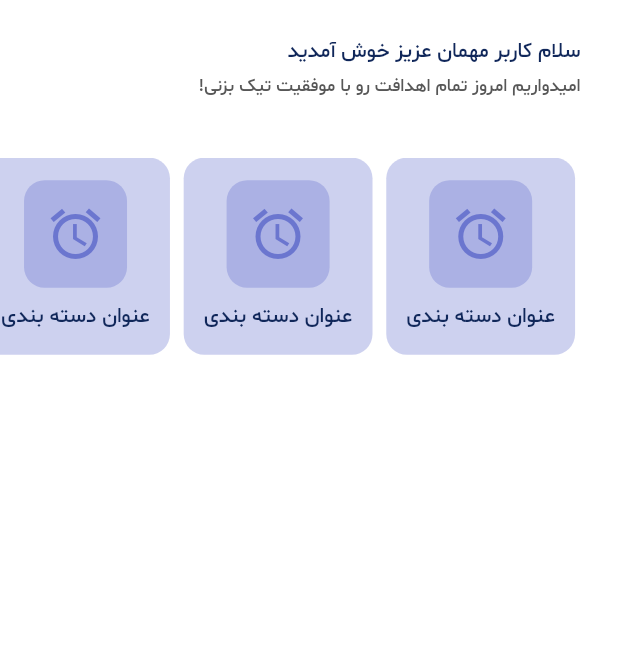
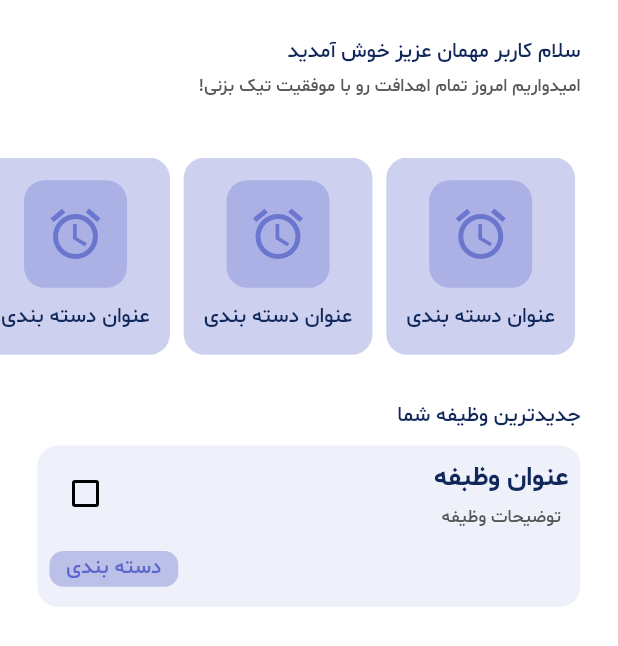
Before and after one commit to NovaTeamDevs/nova_task, a Flutter app: the screen it shows after launch, on a phone screen of 412 x 824 dp. Shown: the top 646 px of the screen. Run offline on Flutter 3.47's test engine with Material 3 defaults, Android fonts, the phone set to English and light mode, and no system bars; our stand-ins replace flutter_screenutil, get, loading_animation_widget.

Commit message:
impl TaskCardWidget custom widget

```diff
--- a/lib/core/resources/app_strings.dart
+++ b/lib/core/resources/app_strings.dart
@@ -4,4 +4,5 @@ class AppStrings {
   static const appVersion = "ورژن 1.0.0";
   static const welcomeGustUser = "سلام کاربر مهمان عزیز خوش آمدید";
   static const homeMessage = "امیدواریم امروز تمام اهدافت رو با موفقیت تیک بزنی!";
+  static const lastAddedTask = "جدیدترین وظیفه شما";
 }
--- /dev/null
+++ b/lib/core/widgets/task_card_widget.dart
@@ -0,0 +1,62 @@
+import 'package:flutter/material.dart';
+import 'package:flutter_screenutil/flutter_screenutil.dart';
+import 'package:get/get.dart';
+import 'package:nova_task/core/resources/dimens.dart';
+
+class TaskCardWidget extends StatelessWidget {
+  const TaskCardWidget({
+    super.key,
+  });
+
+  @override
+  Widget build(BuildContext context) {
+    return Container(
+      padding: const EdgeInsets.all(Dimens.small),
+      width: double.infinity,
+      height: 90.h,
+      decoration: BoxDecoration(
+          color: context.theme.colorScheme.primary.withOpacity(0.10),
+          borderRadius: BorderRadius.circular(Dimens.medium.r)
+      ),
+      child: Column(
+        crossAxisAlignment: CrossAxisAlignment.start,
+        children: [
+          // title and description
+          Row(
+            children: [
+              Column(
+                children: [
+                  Text("عنوان وظبفه",style: context.textTheme.titleMedium),
+                  SizedBox(height: (Dimens.small - 4).h),
+                  Text("توضیحات وظیفه",style: context.textTheme.bodySmall)
+                ],
+              ),
+              const Spacer(),
+              Checkbox(
+                value: false,
+                onChanged: (value) {},
+
+              )
+            ],
+          ),
+          SizedBox(height: Dimens.medium.h),
+          // category name
+          Align(
+            alignment: Alignment.bottomLeft,
+            child: Container(
+              width: 75.w,
+              height: 20.h,
+              decoration: BoxDecoration(
+                  color: context.theme.colorScheme.primary.withOpacity(0.35),
+                  borderRadius: BorderRadius.circular(Dimens.small.r)
+              ),
+              child: Center(child: Text("دسته بندی",style: context.textTheme.bodyMedium!.copyWith(
+                  color: context.theme.colorScheme.primary
+              ),)),
+            ),
+          )
+        ],
+      ),
+    );
+  }
+}
--- a/lib/views/home_screen.dart
+++ b/lib/views/home_screen.dart
@@ -1,9 +1,11 @@
+import 'package:flutter/cupertino.dart';
 import 'package:flutter/material.dart';
 import 'package:flutter_screenutil/flutter_screenutil.dart';
 import 'package:get/get.dart';
 import 'package:nova_task/core/resources/app_strings.dart';
 import 'package:nova_task/core/resources/dimens.dart';
 import 'package:nova_task/core/widgets/category_widget.dart';
+import 'package:nova_task/core/widgets/task_card_widget.dart';
 
 class HomeScreen extends StatelessWidget {
   const HomeScreen({super.key});
@@ -34,7 +36,7 @@ class HomeScreen extends StatelessWidget {
                   ),
                   // category list
                   SizedBox(
-                    height: 125.h,
+                    height: 115.h,
                     child: ListView.builder(
                         scrollDirection: Axis.horizontal,
                         itemCount: 10,
@@ -43,7 +45,19 @@ class HomeScreen extends StatelessWidget {
                         },
                     ),
                   ),
-
+                  // last added task And today task list
+                  Padding(
+                    padding: const EdgeInsets.all(Dimens.pageMargin),
+                    child: Column(
+                      crossAxisAlignment: CrossAxisAlignment.start,
+                      children: [
+                        const Text(AppStrings.lastAddedTask),
+                        SizedBox(height: Dimens.small.h),
+                        // last added task
+                        const TaskCardWidget()
+                      ],
+                    ),
+                  )
                 ],
               ),
             ),
```
